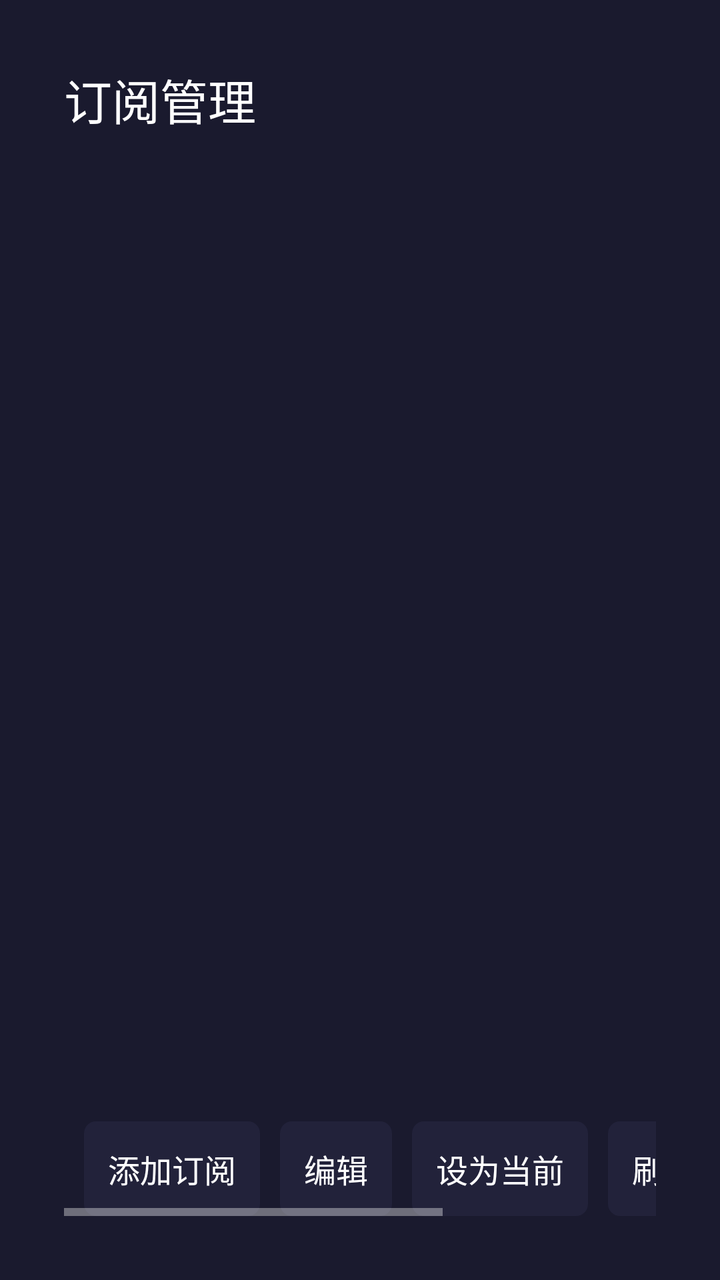
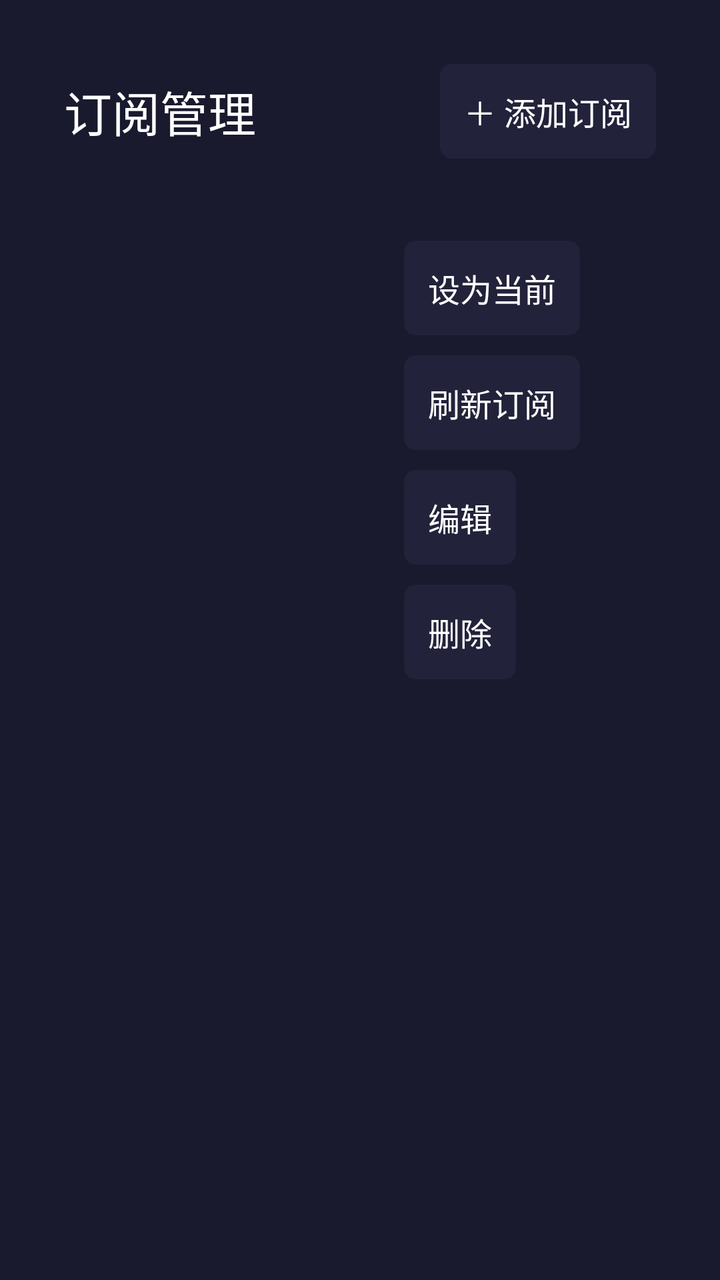

Compare the two renders of this Android layout. The source of the first and the diff that turns it into the second are given below.
<!-- AndroidManifest.xml: application theme Theme.IptvTv -->
<!-- res/layout/activity_subs.xml -->
<?xml version="1.0" encoding="utf-8"?>
<LinearLayout xmlns:android="http://schemas.android.com/apk/res/android"
    android:layout_width="match_parent" android:layout_height="match_parent"
    android:orientation="vertical" android:padding="32dp">
    <TextView android:layout_width="match_parent" android:layout_height="wrap_content"
        android:text="订阅管理" android:textSize="24sp" android:textColor="#FFFFFF" android:layout_marginBottom="12dp" />
    <androidx.recyclerview.widget.RecyclerView android:id="@+id/subList"
        android:layout_width="match_parent" android:layout_height="0dp" android:layout_weight="1" />
    <HorizontalScrollView android:layout_width="match_parent" android:layout_height="wrap_content" android:layout_marginTop="12dp">
        <LinearLayout android:layout_width="match_parent" android:layout_height="wrap_content"
            android:orientation="horizontal">
            <TextView android:id="@+id/btnAdd" style="@style/CtrlBtn" android:text="添加订阅" />
            <TextView android:id="@+id/btnEdit" style="@style/CtrlBtn" android:text="编辑" />
            <TextView android:id="@+id/btnCurrent" style="@style/CtrlBtn" android:text="设为当前" />
            <TextView android:id="@+id/btnRefresh" style="@style/CtrlBtn" android:text="刷新频道/EPG" />
            <TextView android:id="@+id/btnDelete" style="@style/CtrlBtn" android:text="删除" />
        </LinearLayout>
    </HorizontalScrollView>
</LinearLayout>
<!-- resources referenced by this layout -->
<resources>
  <style name="CtrlBtn">
          <item name="android:layout_width">wrap_content</item>
          <item name="android:layout_height">wrap_content</item>
          <item name="android:padding">12dp</item>
          <item name="android:layout_marginStart">10dp</item>
          <item name="android:background">@drawable/focus_bg</item>
          <item name="android:focusable">true</item>
          <item name="android:clickable">true</item>
          <item name="android:textColor">#FFFFFF</item>
          <item name="android:textSize">16sp</item>
      </style>
  <style name="Theme.IptvTv" parent="Theme.AppCompat.NoActionBar">
          <item name="android:windowBackground">#1A1A2E</item>
          <item name="android:textColorPrimary">#FFFFFF</item>
          <item name="android:textColor">#DDDDDD</item>
      </style>
  <!-- drawable focus_bg (drawable) -->
  <selector xmlns:android="http://schemas.android.com/apk/res/android">
      <item android:state_focused="true">
          <shape><solid android:color="#E94560"/><corners android:radius="6dp"/></shape>
      </item>
      <item android:state_selected="true">
          <shape><solid android:color="#0F3460"/><corners android:radius="6dp"/></shape>
      </item>
      <item>
          <shape><solid android:color="#22223A"/><corners android:radius="6dp"/></shape>
      </item>
  </selector>
</resources>

<!-- the commit's change to res/layout/activity_subs.xml (unified diff, before → after) -->
@@ -2,18 +2,28 @@
 <LinearLayout xmlns:android="http://schemas.android.com/apk/res/android"
     android:layout_width="match_parent" android:layout_height="match_parent"
     android:orientation="vertical" android:padding="32dp">
-    <TextView android:layout_width="match_parent" android:layout_height="wrap_content"
-        android:text="订阅管理" android:textSize="24sp" android:textColor="#FFFFFF" android:layout_marginBottom="12dp" />
-    <androidx.recyclerview.widget.RecyclerView android:id="@+id/subList"
-        android:layout_width="match_parent" android:layout_height="0dp" android:layout_weight="1" />
-    <HorizontalScrollView android:layout_width="match_parent" android:layout_height="wrap_content" android:layout_marginTop="12dp">
-        <LinearLayout android:layout_width="match_parent" android:layout_height="wrap_content"
-            android:orientation="horizontal">
-            <TextView android:id="@+id/btnAdd" style="@style/CtrlBtn" android:text="添加订阅" />
-            <TextView android:id="@+id/btnEdit" style="@style/CtrlBtn" android:text="编辑" />
-            <TextView android:id="@+id/btnCurrent" style="@style/CtrlBtn" android:text="设为当前" />
-            <TextView android:id="@+id/btnRefresh" style="@style/CtrlBtn" android:text="刷新频道/EPG" />
-            <TextView android:id="@+id/btnDelete" style="@style/CtrlBtn" android:text="删除" />
+
+    <LinearLayout android:layout_width="match_parent" android:layout_height="wrap_content"
+        android:orientation="horizontal" android:layout_marginBottom="12dp" android:gravity="center_vertical">
+        <TextView android:layout_width="0dp" android:layout_height="wrap_content"
+            android:layout_weight="1" android:text="订阅管理" android:textSize="24sp" android:textColor="#FFFFFF" />
+        <TextView android:id="@+id/btnAdd" style="@style/CtrlBtn" android:text="＋ 添加订阅" />
+    </LinearLayout>
+
+    <LinearLayout android:layout_width="match_parent" android:layout_height="0dp"
+        android:layout_weight="1" android:orientation="horizontal">
+
+        <androidx.recyclerview.widget.RecyclerView android:id="@+id/subList"
+            android:layout_width="0dp" android:layout_height="match_parent" android:layout_weight="1" />
+
+        <LinearLayout android:layout_width="0dp" android:layout_height="match_parent"
+            android:layout_weight="1" android:layout_marginStart="24dp" android:orientation="vertical">
+            <TextView android:id="@+id/subDetail" android:layout_width="match_parent" android:layout_height="wrap_content"
+                android:textSize="14sp" android:textColor="#8899BB" />
+            <TextView android:id="@+id/btnCurrent" style="@style/CtrlBtn" android:text="设为当前" android:layout_marginTop="10dp" />
+            <TextView android:id="@+id/btnRefresh" style="@style/CtrlBtn" android:text="刷新订阅" android:layout_marginTop="10dp" />
+            <TextView android:id="@+id/btnEdit" style="@style/CtrlBtn" android:text="编辑" android:layout_marginTop="10dp" />
+            <TextView android:id="@+id/btnDelete" style="@style/CtrlBtn" android:text="删除" android:layout_marginTop="10dp" />
         </LinearLayout>
-    </HorizontalScrollView>
+    </LinearLayout>
 </LinearLayout>
